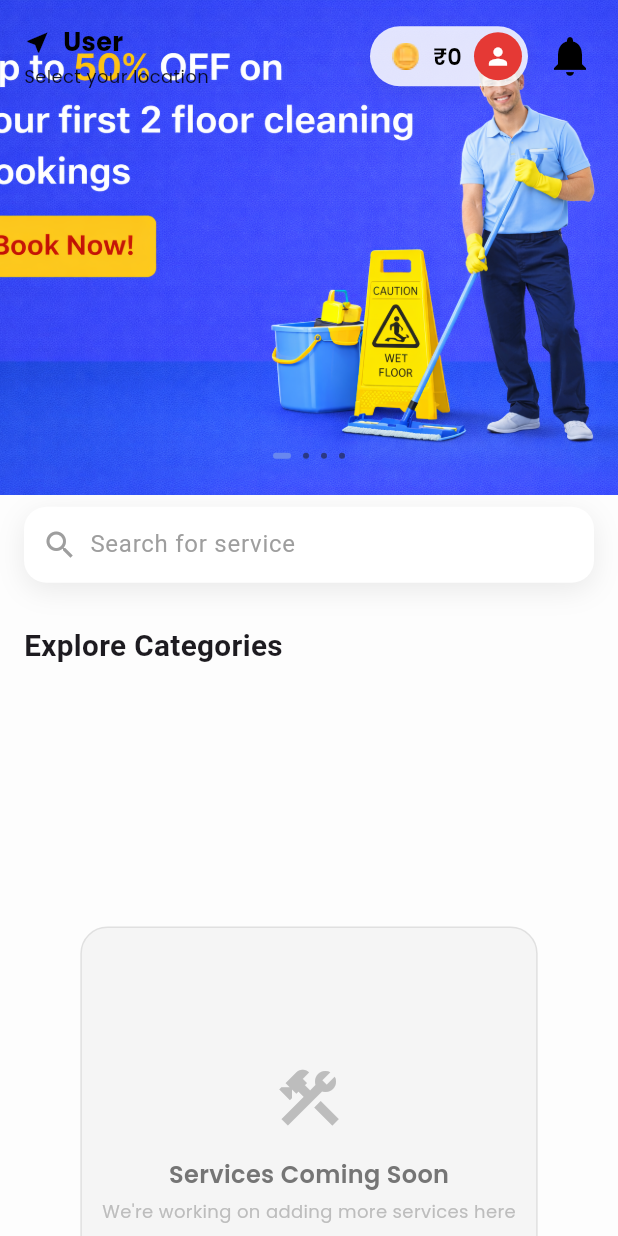
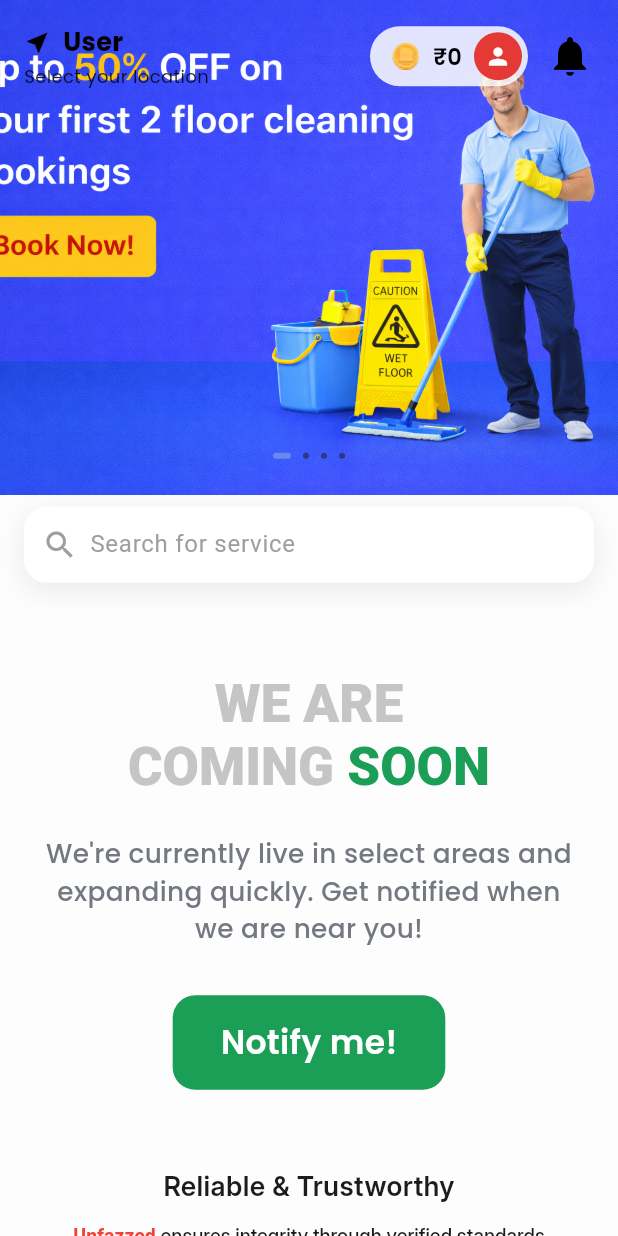
Before and after one commit to viratsabari18/unfazzed_new, a Flutter app: the HomePage screen opened directly, on a phone screen of 412 x 824 dp. Run offline on Flutter 3.47's test engine with Material 3 defaults, Android fonts, the phone set to English and light mode, and no system bars; drawn by our look-alikes of carousel_slider; our stand-ins replace cached_network_image, cloud_firestore, firebase_auth, firebase_core, firebase_messaging, flutter_local_notifications and 7 more; missing offline and left inert: razorpay_flutter; accounts and stored records are empty; network calls fail.

Commit message:
changes some

```diff
--- /dev/null
+++ b/lib/screens/home/coming_soon_section.dart
@@ -0,0 +1,94 @@
+import 'package:flutter/material.dart';
+import 'package:google_fonts/google_fonts.dart';
+import 'package:zeerah/core/common/app_exports.dart';
+
+class ComingSoonSection extends StatelessWidget {
+  const ComingSoonSection({super.key});
+
+  void _showNotificationDialog(BuildContext context) {
+    showDialog(
+      context: context,
+      builder: (context) => AlertDialog(
+        shape: RoundedRectangleBorder(borderRadius: BorderRadius.circular(20)),
+        title: const Icon(Icons.check_circle_outline, color: Color(0xFF1B9E56), size: 64),
+        content: Text(
+          "We will notify you once we are live in your area!",
+          textAlign: TextAlign.center,
+          style: GoogleFonts.poppins(fontWeight: FontWeight.w500),
+        ),
+        actions: [
+          TextButton(
+            onPressed: () => Navigator.pop(context),
+            child: Text("Done", style: GoogleFonts.poppins(color: const Color(0xFF1B9E56), fontWeight: FontWeight.w600)),
+          )
+        ],
+      ),
+    );
+  }
+
+  @override
+  Widget build(BuildContext context) {
+    return Container(
+      width: double.infinity,
+      padding: EdgeInsets.symmetric(horizontal: Insets.md, vertical: Insets.lg),
+      child: Column(
+        mainAxisAlignment: MainAxisAlignment.center,
+        children: [
+          RichText(
+            textAlign: TextAlign.center,
+            text: TextSpan(
+              style: GoogleFonts.poppins(
+                fontSize: AppSizes.w(context, 32),
+                fontWeight: FontWeight.w800,
+                height: 1.2,
+              ),
+              children: [
+                const TextSpan(
+                  text: "WE ARE\n",
+                  style: TextStyle(color: Color(0xFFC5C5C5)),
+                ),
+                const TextSpan(
+                  text: "COMING ",
+                  style: TextStyle(color: Color(0xFFC5C5C5)),
+                ),
+                const TextSpan(
+                  text: "SOON",
+                  style: TextStyle(color: Color(0xFF1B9E56)),
+                ),
+              ],
+            ),
+          ),
+          SizedBox(height: Insets.md),
+          Text(
+            "We're currently live in select areas and expanding quickly. Get notified when we are near you!",
+            textAlign: TextAlign.center,
+            style: GoogleFonts.poppins(
+              fontSize: AppSizes.w(context, 16),
+              fontWeight: FontWeight.w500,
+              color: const Color(0xFF747981),
+            ),
+          ),
+          SizedBox(height: Insets.lg),
+          GestureDetector(
+            onTap: () => _showNotificationDialog(context),
+            child: Container(
+              padding: EdgeInsets.symmetric(horizontal: Insets.lg, vertical: Insets.sm),
+              decoration: BoxDecoration(
+                color: const Color(0xFF1B9E56),
+                borderRadius: BorderRadius.circular(15),
+              ),
+              child: Text(
+                "Notify me!",
+                style: GoogleFonts.poppins(
+                  fontSize: AppSizes.w(context, 20),
+                  fontWeight: FontWeight.w600,
+                  color: Colors.white,
+                ),
+              ),
+            ),
+          ),
+        ],
+      ),
+    );
+  }
+}
--- a/lib/screens/home/expolore_categories.dart
+++ b/lib/screens/home/expolore_categories.dart
@@ -2,6 +2,7 @@ import 'package:zeerah/core/common/app_exports.dart';
 import 'package:zeerah/core/providers/dashboard_provider.dart';
 import 'package:provider/provider.dart';
 import 'package:cached_network_image/cached_network_image.dart';
+import 'package:zeerah/screens/home/coming_soon_section.dart';
 
 class ExpoloreCategories extends StatelessWidget {
   const ExpoloreCategories({super.key});
@@ -14,6 +15,10 @@ class ExpoloreCategories extends StatelessWidget {
 
         if (dashboardProvider.isLoading && categories.isEmpty) {
           return const SizedBox.shrink();
+        }
+
+        if (categories.isEmpty && !dashboardProvider.isLoading) {
+          return const ComingSoonSection();
         }
 
         return Column(
--- a/lib/screens/home/home_page.dart
+++ b/lib/screens/home/home_page.dart
@@ -27,10 +27,10 @@ class _HomePageState extends State<HomePage> {
               child: Column(
                 children: [
                   const HomeTopBanner(),
-                  Transform.translate(
-                    offset: const Offset(0, -30),
-                    child: const HomeOfferSection(),
-                  ),
+                  // Transform.translate(
+                  //   offset: const Offset(0, -30),
+                  //   child: const HomeOfferSection(),
+                  // ),
                 ],
               ),
             ),
```
Also changed, not shown: lib/screens/handyman services/bookings/booking_history.dart (+10 -5 lines), lib/screens/handyman services/bookings/service_type.dart (+0 -16 lines), lib/screens/home/expolre_categories_stack.dart (+4 -8 lines), lib/screens/profile/profile_screen.dart (+10 -1 lines), 1 other file.
